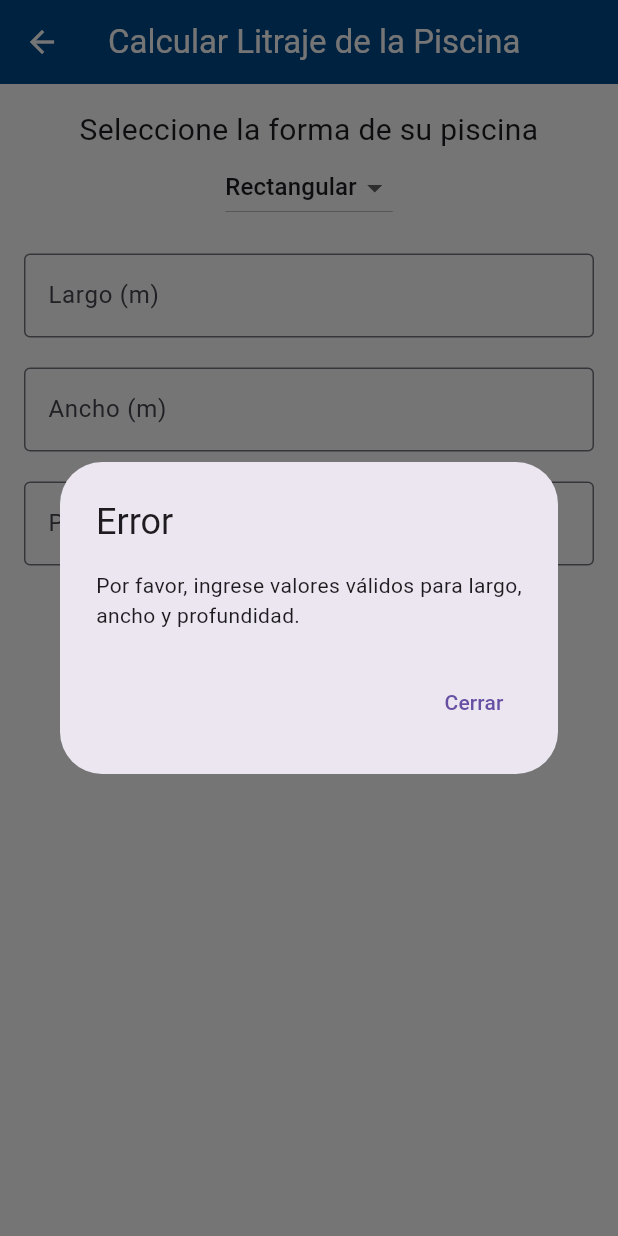
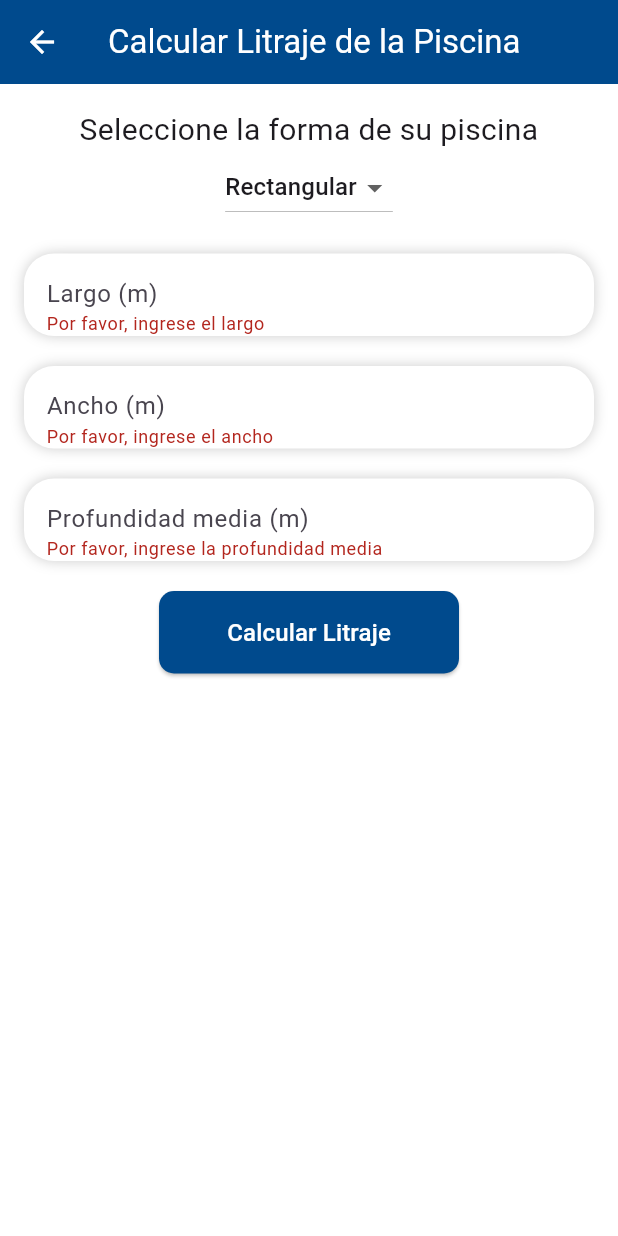
Before and after one commit to MichDlc03/PoolCleanApp, a Flutter app: the CalcularLitrajePage screen opened directly, after a tap on "Calcular Litraje", on a phone screen of 412 x 824 dp. Run offline on Flutter 3.47's test engine with Material 3 defaults, Android fonts, the light colour scheme and no system bars; our stand-ins replace curved_navigation_bar, fl_chart, get, google_fonts, hexcolor, percent_indicator.

Commit message:
cambios y agregados a la pantalla inicial v.1

```diff
--- a/lib/pages/ajustes_formula_litraje.dart
+++ b/lib/pages/ajustes_formula_litraje.dart
@@ -1,6 +1,7 @@
 import 'package:flutter/material.dart';
 import 'package:pool_clean_app/pages/inicio.dart';
 import 'package:pool_clean_app/utils/global.colors.dart';
+import 'package:pool_clean_app/widgets/text.form.global.dart';
 
 class CalcularLitrajePage extends StatefulWidget {
   const CalcularLitrajePage({super.key});
@@ -15,29 +16,18 @@ class _CalcularLitrajePageState extends State<CalcularLitrajePage> {
   final TextEditingController _profundidadController = TextEditingController();
   final TextEditingController _diametroController = TextEditingController();
 
+  final _formKey = GlobalKey<FormState>();
+
   double? _litraje;
   String _tipoPiscina = 'Rectangular';
 
   void _calcularLitraje() {
-    final double ancho = double.tryParse(_anchoController.text) ?? -1;
-    final double largo = double.tryParse(_largoController.text) ?? -1;
+    if (_formKey.currentState!.validate()) {
+      final double ancho = double.tryParse(_anchoController.text) ?? 0;
+      final double largo = double.tryParse(_largoController.text) ?? 0;
       final double profundidad =
-        double.tryParse(_profundidadController.text) ?? -1;
-    final double diametro = double.tryParse(_diametroController.text) ?? -1;
-
-    if (_tipoPiscina == 'Rectangular' || _tipoPiscina == 'Ovalada') {
-      if (ancho <= 0 || largo <= 0 || profundidad <= 0) {
-        _showErrorDialog(
-            'Por favor, ingrese valores válidos para largo, ancho y profundidad.');
-        return;
-      }
-    } else if (_tipoPiscina == 'Redonda') {
-      if (diametro <= 0 || profundidad <= 0) {
-        _showErrorDialog(
-            'Por favor, ingrese valores válidos para diámetro y profundidad.');
-        return;
-      }
-    }
+          double.tryParse(_profundidadController.text) ?? 0;
+      final double diametro = double.tryParse(_diametroController.text) ?? 0;
 
       setState(() {
         switch (_tipoPiscina) {
@@ -53,25 +43,6 @@ class _CalcularLitrajePageState extends State<CalcularLitrajePage> {
         }
       });
     }
-
-  void _showErrorDialog(String message) {
-    showDialog(
-      context: context,
-      builder: (BuildContext context) {
-        return AlertDialog(
-          title: const Text('Error'),
-          content: Text(message),
-          actions: <Widget>[
-            TextButton(
-              child: const Text('Cerrar'),
-              onPressed: () {
-                Navigator.of(context).pop();
-              },
-            ),
-          ],
-        );
-      },
-    );
   }
 
   void _limpiarFormulario() {
@@ -79,6 +50,7 @@ class _CalcularLitrajePageState extends State<CalcularLitrajePage> {
     _largoController.clear();
     _profundidadController.clear();
     _diametroController.clear();
+    _formKey.currentState?.reset();
     setState(() {
       _litraje = null;
     });
@@ -98,12 +70,14 @@ class _CalcularLitrajePageState extends State<CalcularLitrajePage> {
       backgroundColor: Colors.white,
       body: Padding(
         padding: const EdgeInsets.all(16.0),
+        child: Form(
+          key: _formKey,
           child: Column(
             children: [
               Text(
                 "Seleccione la forma de su piscina",
                 textAlign: TextAlign.center,
-              style: TextStyle(fontSize: 20),
+                style: const TextStyle(fontSize: 20),
               ),
               DropdownButton<String>(
                 value: _tipoPiscina,
@@ -122,41 +96,77 @@ class _CalcularLitrajePageState extends State<CalcularLitrajePage> {
               ),
               const SizedBox(height: 20),
               if (_tipoPiscina != 'Redonda')
-              TextField(
+                TextGeneralForm(
+                  maxLength: 3,
                   controller: _largoController,
-                keyboardType: TextInputType.number,
-                decoration: const InputDecoration(
-                  labelText: 'Largo (m)',
-                  border: OutlineInputBorder(),
-                ),
+                  text: 'Largo (m)',
+                  textInputType: TextInputType.number,
+                  obscure: false,
+                  validator: (value) {
+                    if (value == null || value.isEmpty) {
+                      return 'Por favor, ingrese el largo';
+                    }
+                    if (double.tryParse(value) == null ||
+                        double.parse(value) <= 0) {
+                      return 'Ingrese un valor válido y positivo';
+                    }
+                    return null;
+                  },
                 ),
               const SizedBox(height: 20),
               if (_tipoPiscina != 'Redonda')
-              TextField(
+                TextGeneralForm(
+                  maxLength: 3,
                   controller: _anchoController,
-                keyboardType: TextInputType.number,
-                decoration: const InputDecoration(
-                  labelText: 'Ancho (m)',
-                  border: OutlineInputBorder(),
-                ),
+                  text: 'Ancho (m)',
+                  textInputType: TextInputType.number,
+                  obscure: false,
+                  validator: (value) {
+                    if (value == null || value.isEmpty) {
+                      return 'Por favor, ingrese el ancho';
+                    }
+                    if (double.tryParse(value) == null ||
+                        double.parse(value) <= 0) {
+                      return 'Ingrese un valor válido y positivo';
+                    }
+                    return null;
+                  },
                 ),
               if (_tipoPiscina == 'Redonda')
-              TextField(
+                TextGeneralForm(
+                  maxLength: 3,
                   controller: _diametroController,
-                keyboardType: TextInputType.number,
-                decoration: const InputDecoration(
-                  labelText: 'Diámetro (m)',
-                  border: OutlineInputBorder(),
-                ),
+                  text: 'Diámetro (m)',
+                  textInputType: TextInputType.number,
+                  obscure: false,
+                  validator: (value) {
+                    if (value == null || value.isEmpty) {
+                      return 'Por favor, ingrese el diámetro';
+                    }
+                    if (double.tryParse(value) == null ||
+                        double.parse(value) <= 0) {
+                      return 'Ingrese un valor válido y positivo';
+                    }
+                    return null;
+                  },
                 ),
               const SizedBox(height: 20),
-            TextField(
+              TextGeneralForm(
+                maxLength: 3,
                 controller: _profundidadController,
-              keyboardType: TextInputType.number,
-              decoration: const InputDecoration(
-                labelText: 'Profundidad media (m)',
-                border: OutlineInputBorder(),
-              ),
+                text: 'Profundidad media (m)',
+                textInputType: TextInputType.number,
+                obscure: false,
+                validator: (value) {
+                  if (value == null || value.isEmpty) {
+                    return 'Por favor, ingrese la profundidad media';
+                  }
+                  if (double.tryParse(value) == null ||
+                      double.parse(value) <= 0) {
+                    return 'Ingrese un valor válido y positivo';
+                  }
+                  return null;
+                },
               ),
               const SizedBox(height: 20),
               SizedBox(
@@ -218,6 +228,7 @@ class _CalcularLitrajePageState extends State<CalcularLitrajePage> {
             ],
           ),
         ),
+      ),
     );
   }
 }
--- a/lib/pages/ajustes_iniciales.dart
+++ b/lib/pages/ajustes_iniciales.dart
@@ -87,7 +87,7 @@ class _AjustesInicialesPageState extends State<AjustesInicialesPage>
                         backgroundColor: GlobalColors.mainColor,
                         padding: const EdgeInsets.symmetric(vertical: 16),
                         shape: RoundedRectangleBorder(
-                          borderRadius: BorderRadius.circular(10),
+                          borderRadius: BorderRadius.circular(20),
                         ),
                       ),
                       child: const Text(
@@ -112,7 +112,7 @@ class _AjustesInicialesPageState extends State<AjustesInicialesPage>
                         backgroundColor: GlobalColors.colorSecundario,
                         padding: const EdgeInsets.symmetric(vertical: 16),
                         shape: RoundedRectangleBorder(
-                          borderRadius: BorderRadius.circular(10),
+                          borderRadius: BorderRadius.circular(20),
                         ),
                       ),
                       child: const Text(
--- a/lib/widgets/text.form.global.dart
+++ b/lib/widgets/text.form.global.dart
@@ -4,13 +4,17 @@ class TextGeneralForm extends StatelessWidget {
   TextGeneralForm(
       {super.key,
       required this.controller,
+      this.validator,
+      this.maxLength,
       required this.text,
       required this.textInputType,
       required this.obscure});
   final TextEditingController controller;
+  final String? Function(String?)? validator;
   final String text;
   final TextInputType textInputType;
   final bool obscure;
+  final int? maxLength;
   @override
   Widget build(BuildContext context) {
     return Container(
@@ -29,11 +33,15 @@ class TextGeneralForm extends StatelessWidget {
         controller: controller,
         keyboardType: textInputType,
         obscureText: obscure,
+        maxLength: maxLength,
         decoration: InputDecoration(
-            hintText: text,
-            border: InputBorder.none,
-            contentPadding: EdgeInsets.all(0),
-            hintStyle: TextStyle(height: 1)),
+          hintText: text,
+          border: InputBorder.none,
+          contentPadding: EdgeInsets.all(0),
+          hintStyle: TextStyle(height: 1),
+          counterText: "",
+        ),
+        validator: validator,
       ),
     );
   }
```
Lines whose indentation alone changed are shown as unchanged.
